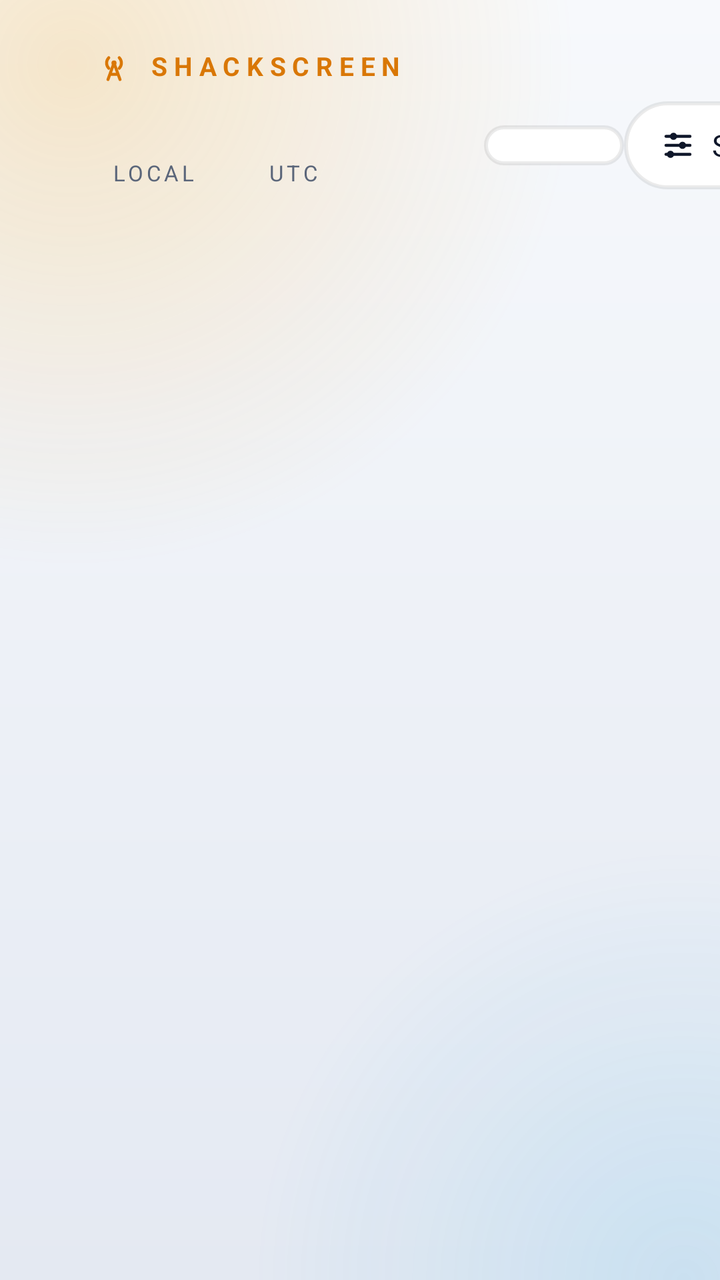
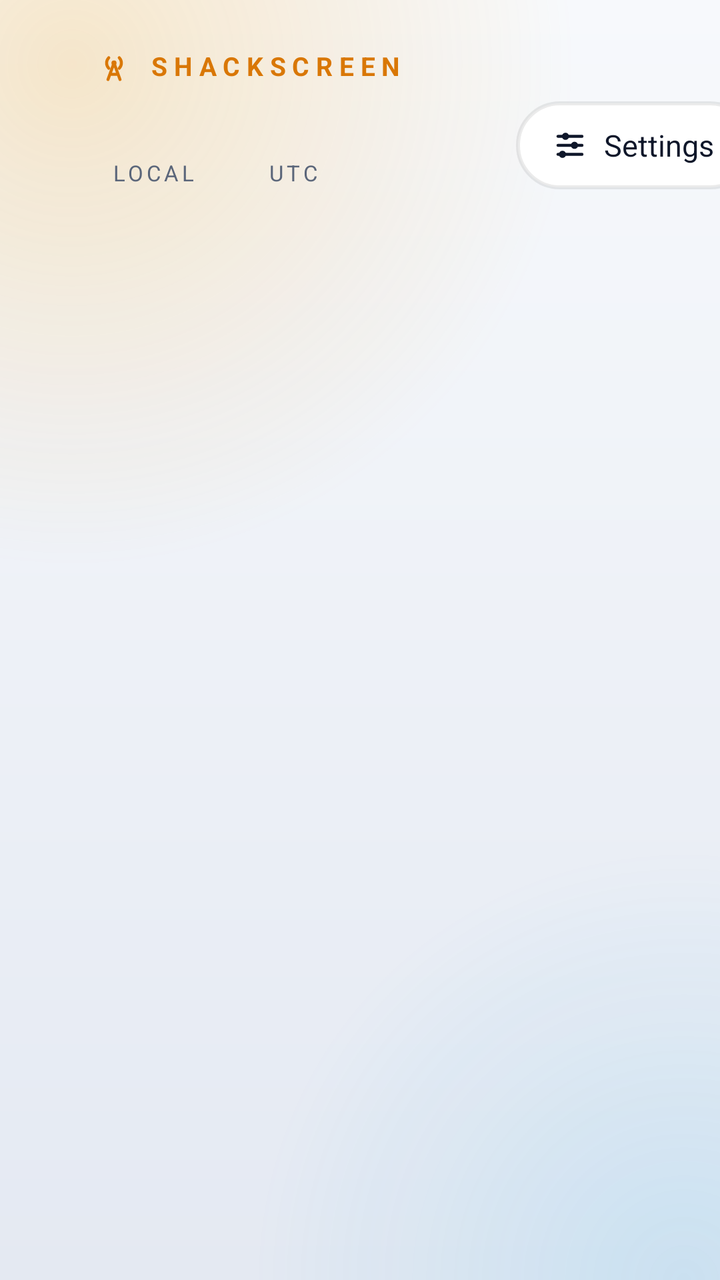

Screens rendered from an Android XML layout before and after an edit, with the pre-edit source and the edit as a unified diff.
<!-- AndroidManifest.xml: application theme Theme.ShackScreen -->
<!-- res/layout/activity_main.xml -->
<?xml version="1.0" encoding="utf-8"?>
<LinearLayout xmlns:android="http://schemas.android.com/apk/res/android"
    android:layout_width="match_parent"
    android:layout_height="match_parent"
    android:clipChildren="false"
    android:clipToPadding="false"
    android:orientation="vertical"
    android:paddingStart="48dp"
    android:paddingEnd="48dp"
    android:paddingTop="24dp"
    android:paddingBottom="20dp">

    <LinearLayout
        android:layout_width="match_parent"
        android:layout_height="wrap_content"
        android:gravity="center_vertical"
        android:orientation="horizontal">

        <LinearLayout
            android:layout_width="wrap_content"
            android:layout_height="wrap_content"
            android:orientation="vertical">

            <LinearLayout
                android:layout_width="wrap_content"
                android:layout_height="wrap_content"
                android:gravity="center_vertical"
                android:orientation="horizontal">

                <ImageView
                    android:layout_width="18dp"
                    android:layout_height="18dp"
                    android:layout_marginEnd="8dp"
                    android:src="@drawable/ic_antenna"
                    android:tint="@color/accent"
                    android:importantForAccessibility="no" />

                <TextView
                    android:layout_width="wrap_content"
                    android:layout_height="wrap_content"
                    android:letterSpacing="0.25"
                    android:text="@string/app_name"
                    android:textAllCaps="true"
                    android:textColor="@color/accent"
                    android:textSize="13sp"
                    android:textStyle="bold" />
            </LinearLayout>

            <LinearLayout
                android:layout_width="wrap_content"
                android:layout_height="wrap_content"
                android:layout_marginTop="2dp"
                android:baselineAligned="true"
                android:orientation="horizontal">

                <TextView
                    android:id="@+id/clock_local"
                    android:layout_width="wrap_content"
                    android:layout_height="wrap_content"
                    android:textColor="@color/text"
                    android:textSize="44sp" />

                <TextView
                    style="@style/Label"
                    android:layout_width="wrap_content"
                    android:layout_height="wrap_content"
                    android:layout_marginStart="8dp"
                    android:layout_marginEnd="28dp"
                    android:text="@string/local" />

                <TextView
                    android:id="@+id/clock_utc"
                    android:layout_width="wrap_content"
                    android:layout_height="wrap_content"
                    android:textColor="@color/accent2"
                    android:textSize="44sp" />

                <TextView
                    style="@style/Label"
                    android:layout_width="wrap_content"
                    android:layout_height="wrap_content"
                    android:layout_marginStart="8dp"
                    android:text="@string/utc" />
            </LinearLayout>

            <TextView
                android:id="@+id/date"
                android:layout_width="wrap_content"
                android:layout_height="wrap_content"
                android:textColor="@color/dim"
                android:textSize="14sp" />
        </LinearLayout>

        
        <LinearLayout
            android:id="@+id/callsigns"
            android:layout_width="wrap_content"
            android:layout_height="wrap_content"
            android:layout_marginStart="40dp"
            android:background="@drawable/tile_bg"
            android:clickable="true"
            android:focusable="true"
            android:minWidth="150dp"
            android:orientation="vertical"
            android:paddingStart="18dp"
            android:paddingTop="10dp"
            android:paddingEnd="22dp"
            android:paddingBottom="10dp" />

        <View
            android:layout_width="0dp"
            android:layout_height="1dp"
            android:layout_weight="1" />

        <LinearLayout
            android:id="@+id/update"
            android:layout_width="wrap_content"
            android:layout_height="44dp"
            android:layout_marginEnd="12dp"
            android:background="@drawable/pill_bg"
            android:focusable="true"
            android:clickable="true"
            android:gravity="center_vertical"
            android:orientation="horizontal"
            android:paddingStart="18dp"
            android:paddingEnd="20dp"
            android:visibility="gone">

            <ImageView
                android:layout_width="18dp"
                android:layout_height="18dp"
                android:layout_marginEnd="8dp"
                android:src="@drawable/ic_update"
                android:tint="@color/accent"
                android:importantForAccessibility="no" />

            <TextView
                android:id="@+id/update_text"
                android:layout_width="wrap_content"
                android:layout_height="wrap_content"
                android:textColor="@color/accent"
                android:textSize="15sp"
                android:textStyle="bold" />
        </LinearLayout>

        <LinearLayout
            android:id="@+id/settings"
            android:layout_width="wrap_content"
            android:layout_height="44dp"
            android:background="@drawable/pill_bg"
            android:focusable="true"
            android:clickable="true"
            android:gravity="center_vertical"
            android:orientation="horizontal"
            android:paddingStart="18dp"
            android:paddingEnd="20dp">

            <ImageView
                android:layout_width="18dp"
                android:layout_height="18dp"
                android:layout_marginEnd="8dp"
                android:src="@drawable/ic_settings"
                android:tint="@color/text"
                android:importantForAccessibility="no" />

            <TextView
                android:layout_width="wrap_content"
                android:layout_height="wrap_content"
                android:text="@string/settings"
                android:textColor="@color/text"
                android:textSize="15sp" />
        </LinearLayout>
    </LinearLayout>

    
    <HorizontalScrollView
        android:id="@+id/widget_scroll"
        android:layout_width="match_parent"
        android:layout_height="0dp"
        android:layout_marginTop="18dp"
        android:layout_weight="1"
        android:clipChildren="false"
        android:clipToPadding="false"
        android:scrollbars="none">

        <LinearLayout
            android:id="@+id/widgets"
            android:layout_width="wrap_content"
            android:layout_height="match_parent"
            android:clipChildren="false"
            android:orientation="horizontal" />
    </HorizontalScrollView>

    
    <HorizontalScrollView
        android:layout_width="match_parent"
        android:layout_height="wrap_content"
        android:layout_marginStart="-14dp"
        android:layout_marginEnd="-14dp"
        android:clipChildren="false"
        android:clipToPadding="false"
        android:paddingStart="14dp"
        android:paddingEnd="14dp"
        android:layout_marginTop="12dp"
        android:paddingTop="6dp"
        android:paddingBottom="6dp"
        android:scrollbars="none">

        <LinearLayout
            android:id="@+id/apps"
            android:clipChildren="false"
            android:layout_width="wrap_content"
            android:layout_height="wrap_content"
            android:orientation="horizontal" />
    </HorizontalScrollView>
</LinearLayout>
<!-- resources referenced by this layout -->
<resources>
  <color name="accent">#D97706</color>
  <color name="accent2">#0284C7</color>
  <color name="dim">#5B667A</color>
  <color name="text">#0F172A</color>
  <!-- drawable ic_antenna (drawable) -->
  <?xml version="1.0" encoding="utf-8"?>
  <vector xmlns:android="http://schemas.android.com/apk/res/android"
      android:width="24dp" android:height="24dp" android:viewportWidth="24" android:viewportHeight="24">
      <path android:strokeColor="#FFFFFFFF" android:strokeWidth="2" android:strokeLineCap="round" android:strokeLineJoin="round" android:pathData="M12,10L8,21 M12,10L16,21 M9.3,17.5H14.7 M8.5,6.5a5,5 0,0 0,0 7 M15.5,6.5a5,5 0,0 1,0 7" />
      <path android:fillColor="#FFFFFFFF" android:pathData="M12,8.3a1.7,1.7 0,1 1,0 3.4a1.7,1.7 0,1 1,0 -3.4z" />
  </vector>
  <!-- drawable ic_settings (drawable) -->
  <?xml version="1.0" encoding="utf-8"?>
  <vector xmlns:android="http://schemas.android.com/apk/res/android"
      android:width="24dp" android:height="24dp" android:viewportWidth="24" android:viewportHeight="24">
      <path android:strokeColor="#FFFFFFFF" android:strokeWidth="2" android:strokeLineCap="round" android:strokeLineJoin="round" android:pathData="M4,6H20 M4,12H20 M4,18H20" />
      <path android:fillColor="#FFFFFFFF" android:pathData="M9,3.6a2.4,2.4 0,1 1,0 4.8a2.4,2.4 0,1 1,0 -4.8z M15,9.6a2.4,2.4 0,1 1,0 4.8a2.4,2.4 0,1 1,0 -4.8z M7,15.6a2.4,2.4 0,1 1,0 4.8a2.4,2.4 0,1 1,0 -4.8z" />
  </vector>
  <!-- drawable ic_update (drawable) -->
  <?xml version="1.0" encoding="utf-8"?>
  <vector xmlns:android="http://schemas.android.com/apk/res/android"
      android:width="24dp" android:height="24dp" android:viewportWidth="24" android:viewportHeight="24">
      <path android:strokeColor="#FFFFFFFF" android:strokeWidth="2" android:strokeLineCap="round" android:strokeLineJoin="round" android:pathData="M12,15V4 M7,9L12,4L17,9 M5,15V19H19V15" />
  </vector>
  <!-- drawable tile_bg (drawable) -->
  <?xml version="1.0" encoding="utf-8"?>
  <selector xmlns:android="http://schemas.android.com/apk/res/android">
      <item android:state_focused="true">
          <shape>
              <solid android:color="@color/tile_focus" />
              <stroke android:width="2dp" android:color="@color/accent" />
              <corners android:radius="18dp" />
          </shape>
      </item>
      <item>
          <shape>
              <solid android:color="@color/tile" />
              <stroke android:width="2dp" android:color="@color/card_border" />
              <corners android:radius="18dp" />
          </shape>
      </item>
  </selector>
  <string name="app_name">ShackScreen</string>
  <string name="local">Local</string>
  <string name="settings">Settings</string>
  <string name="utc">UTC</string>
  <style name="Label">
          <item name="android:textColor">@color/dim</item>
          <item name="android:textSize">11sp</item>
          <item name="android:letterSpacing">0.15</item>
          <item name="android:textAllCaps">true</item>
      </style>
  <style name="Theme.ShackScreen" parent="@android:style/Theme.DeviceDefault.NoActionBar.Fullscreen">
          <item name="android:windowBackground">@drawable/bg_screen</item>
          <item name="android:colorAccent">@color/accent</item>
          <item name="android:textColor">@color/text</item>
          <item name="android:textColorHint">@color/faint</item>
      </style>
  <color name="tile_focus">#FFFFFF</color>
  <color name="tile">#FFFFFF</color>
  <color name="card_border">#14000000</color>
  <color name="faint">#A3ACBB</color>
  <color name="bg_top">#F7F9FC</color>
  <color name="bg_bottom">#E4E9F2</color>
  <color name="glow">#33F59E0B</color>
  <color name="glow2">#1F0EA5E9</color>
  <!-- unchanged entries left out for length: 2 -->
</resources>

<!-- the commit's change to res/layout/activity_main.xml (unified diff, before → after) -->
@@ -96,16 +96,15 @@
             android:id="@+id/callsigns"
             android:layout_width="wrap_content"
             android:layout_height="wrap_content"
-            android:layout_marginStart="40dp"
-            android:background="@drawable/tile_bg"
+            android:layout_marginStart="28dp"
+            android:background="@drawable/icon_focus"
             android:clickable="true"
             android:focusable="true"
-            android:minWidth="150dp"
             android:orientation="vertical"
-            android:paddingStart="18dp"
-            android:paddingTop="10dp"
-            android:paddingEnd="22dp"
-            android:paddingBottom="10dp" />
+            android:paddingStart="14dp"
+            android:paddingTop="2dp"
+            android:paddingEnd="14dp"
+            android:paddingBottom="2dp" />
 
         <View
             android:layout_width="0dp"
<!-- resource entries referenced after the edit -->
@@ -24,23 +24,24 @@
       android:width="24dp" android:height="24dp" android:viewportWidth="24" android:viewportHeight="24">
       <path android:strokeColor="#FFFFFFFF" android:strokeWidth="2" android:strokeLineCap="round" android:strokeLineJoin="round" android:pathData="M12,15V4 M7,9L12,4L17,9 M5,15V19H19V15" />
   </vector>
-  <!-- drawable tile_bg (drawable) -->
+  <!-- drawable icon_focus (drawable) -->
   <?xml version="1.0" encoding="utf-8"?>
   <selector xmlns:android="http://schemas.android.com/apk/res/android">
+      <item android:state_activated="true">
+          <shape>
+              <solid android:color="@color/tile" />
+              <stroke android:width="2dp" android:color="@color/accent2" />
+              <corners android:radius="20dp" />
+          </shape>
+      </item>
       <item android:state_focused="true">
           <shape>
-              <solid android:color="@color/tile_focus" />
+              <solid android:color="@color/tile" />
               <stroke android:width="2dp" android:color="@color/accent" />
-              <corners android:radius="18dp" />
+              <corners android:radius="20dp" />
           </shape>
       </item>
-      <item>
-          <shape>
-              <solid android:color="@color/tile" />
-              <stroke android:width="2dp" android:color="@color/card_border" />
-              <corners android:radius="18dp" />
-          </shape>
-      </item>
+      <item android:drawable="@android:color/transparent" />
   </selector>
   <string name="app_name">ShackScreen</string>
   <string name="local">Local</string>
